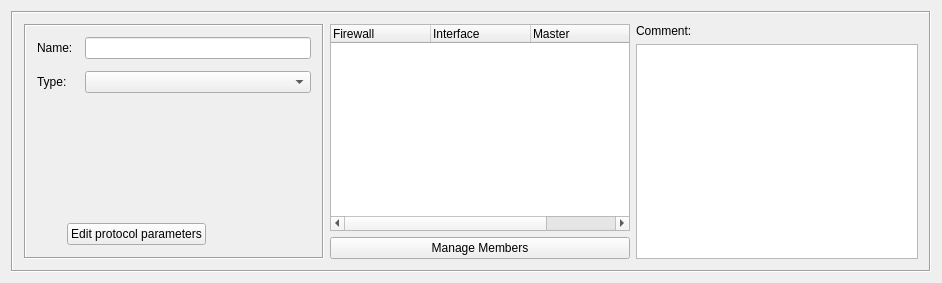
First picture: the form in src/gui/clustergroupdialog_q.ui, repository fwbuilder/fwbuilder, before the edit.
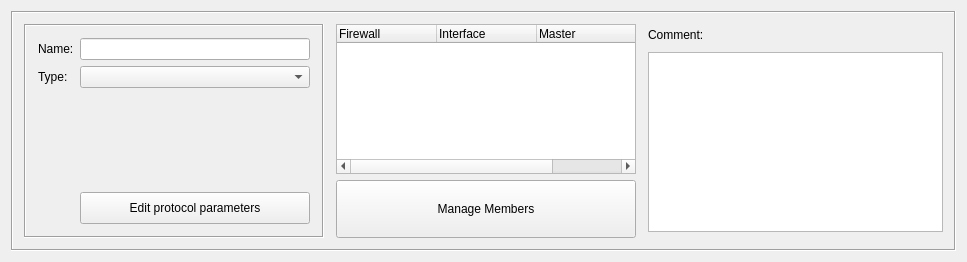
Second picture: the form after the edit.

Patch:
```diff
--- a/src/gui/clustergroupdialog_q.ui
+++ b/src/gui/clustergroupdialog_q.ui
@@ -8,12 +8,12 @@
    <rect>
     <x>0</x>
     <y>0</y>
-    <width>942</width>
-    <height>283</height>
+    <width>967</width>
+    <height>262</height>
    </rect>
   </property>
   <property name="sizePolicy" >
-   <sizepolicy vsizetype="Fixed" hsizetype="Preferred" >
+   <sizepolicy vsizetype="MinimumExpanding" hsizetype="Preferred" >
     <horstretch>0</horstretch>
     <verstretch>0</verstretch>
    </sizepolicy>
@@ -24,6 +24,12 @@
   <layout class="QGridLayout" name="gridLayout" >
    <item row="0" column="0" >
     <widget class="QFrame" name="frame20" >
+     <property name="sizePolicy" >
+      <sizepolicy vsizetype="MinimumExpanding" hsizetype="Preferred" >
+       <horstretch>0</horstretch>
+       <verstretch>0</verstretch>
+      </sizepolicy>
+     </property>
      <property name="frameShape" >
       <enum>QFrame::Box</enum>
      </property>
@@ -31,6 +37,9 @@
       <enum>QFrame::Sunken</enum>
      </property>
      <layout class="QGridLayout" name="gridLayout_3" >
+      <property name="spacing" >
+       <number>12</number>
+      </property>
       <item row="0" column="0" >
        <widget class="QFrame" name="frame7_2" >
         <property name="sizePolicy" >
@@ -58,10 +67,10 @@
          <enum>QFrame::Sunken</enum>
         </property>
         <layout class="QGridLayout" name="gridLayout_2" >
-         <property name="spacing" >
+         <property name="margin" >
           <number>12</number>
          </property>
-         <item row="0" column="0" colspan="2" >
+         <item row="0" column="0" >
           <widget class="QLabel" name="textLabel1_4_2" >
            <property name="sizePolicy" >
             <sizepolicy vsizetype="Preferred" hsizetype="Preferred" >
@@ -83,7 +92,7 @@
            </property>
           </widget>
          </item>
-         <item row="0" column="2" colspan="2" >
+         <item row="0" column="1" >
           <widget class="QLineEdit" name="obj_name" >
            <property name="sizePolicy" >
             <sizepolicy vsizetype="Fixed" hsizetype="Minimum" >
@@ -99,7 +108,7 @@
            </property>
           </widget>
          </item>
-         <item row="1" column="0" colspan="2" >
+         <item row="1" column="0" >
           <widget class="QLabel" name="textLabel1_3_2_2" >
            <property name="enabled" >
             <bool>true</bool>
@@ -124,10 +133,10 @@
            </property>
           </widget>
          </item>
-         <item row="1" column="2" colspan="2" >
+         <item row="1" column="1" >
           <widget class="QComboBox" name="type" />
          </item>
-         <item row="2" column="2" >
+         <item row="2" column="1" >
           <spacer name="verticalSpacer" >
            <property name="orientation" >
             <enum>Qt::Vertical</enum>
@@ -156,7 +165,7 @@
            </property>
           </spacer>
          </item>
-         <item row="3" column="1" colspan="2" >
+         <item row="3" column="1" >
           <widget class="QPushButton" name="editParameters" >
            <property name="sizePolicy" >
             <sizepolicy vsizetype="Fixed" hsizetype="Preferred" >
@@ -164,29 +173,28 @@
              <verstretch>0</verstretch>
             </sizepolicy>
            </property>
+           <property name="minimumSize" >
+            <size>
+             <width>0</width>
+             <height>32</height>
+            </size>
+           </property>
            <property name="text" >
             <string>Edit protocol parameters</string>
            </property>
           </widget>
          </item>
-         <item row="3" column="3" >
-          <spacer name="horizontalSpacer" >
-           <property name="orientation" >
-            <enum>Qt::Horizontal</enum>
-           </property>
-           <property name="sizeHint" stdset="0" >
-            <size>
-             <width>63</width>
-             <height>20</height>
-            </size>
-           </property>
-          </spacer>
-         </item>
         </layout>
        </widget>
       </item>
       <item row="0" column="1" >
        <layout class="QVBoxLayout" name="verticalLayout" >
+        <property name="topMargin" >
+         <number>0</number>
+        </property>
+        <property name="bottomMargin" >
+         <number>0</number>
+        </property>
         <item>
          <widget class="QTreeWidget" name="fwMemberTree" >
           <property name="sizePolicy" >
@@ -204,7 +212,7 @@
           <property name="maximumSize" >
            <size>
             <width>300</width>
-            <height>16777215</height>
+            <height>150</height>
            </size>
           </property>
           <property name="toolTip" >
@@ -301,6 +309,12 @@
             <height>0</height>
            </size>
           </property>
+          <property name="maximumSize" >
+           <size>
+            <width>16777215</width>
+            <height>180</height>
+           </size>
+          </property>
           <property name="tabChangesFocus" >
            <bool>true</bool>
           </property>
```
Left out of the diff: 2 changed lines with no effect on the pictures.
